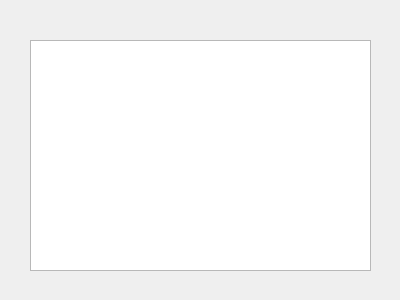
This is InformationSecurityLab1/formuserlist.ui in Jambo-TimDevelopment/University_InformationSecurity as Qt 5 draws it before an edit. The edited form follows.
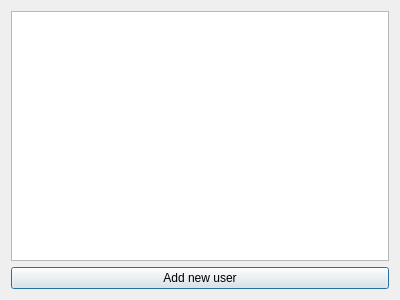
This is the edited form.

Diff of the .ui file:
```diff
--- a/InformationSecurityLab1/formuserlist.ui
+++ b/InformationSecurityLab1/formuserlist.ui
@@ -13,16 +13,18 @@
   <property name="windowTitle">
    <string>Dialog</string>
   </property>
-  <widget class="QListView" name="listView">
-   <property name="geometry">
-    <rect>
-     <x>30</x>
-     <y>40</y>
-     <width>341</width>
-     <height>231</height>
-    </rect>
-   </property>
-  </widget>
+  <layout class="QVBoxLayout" name="verticalLayout">
+   <item>
+    <widget class="QListView" name="listView"/>
+   </item>
+   <item>
+    <widget class="QPushButton" name="pushButton_AddNewUser">
+     <property name="text">
+      <string>Add new user</string>
+     </property>
+    </widget>
+   </item>
+  </layout>
  </widget>
  <resources/>
  <connections/>
```
